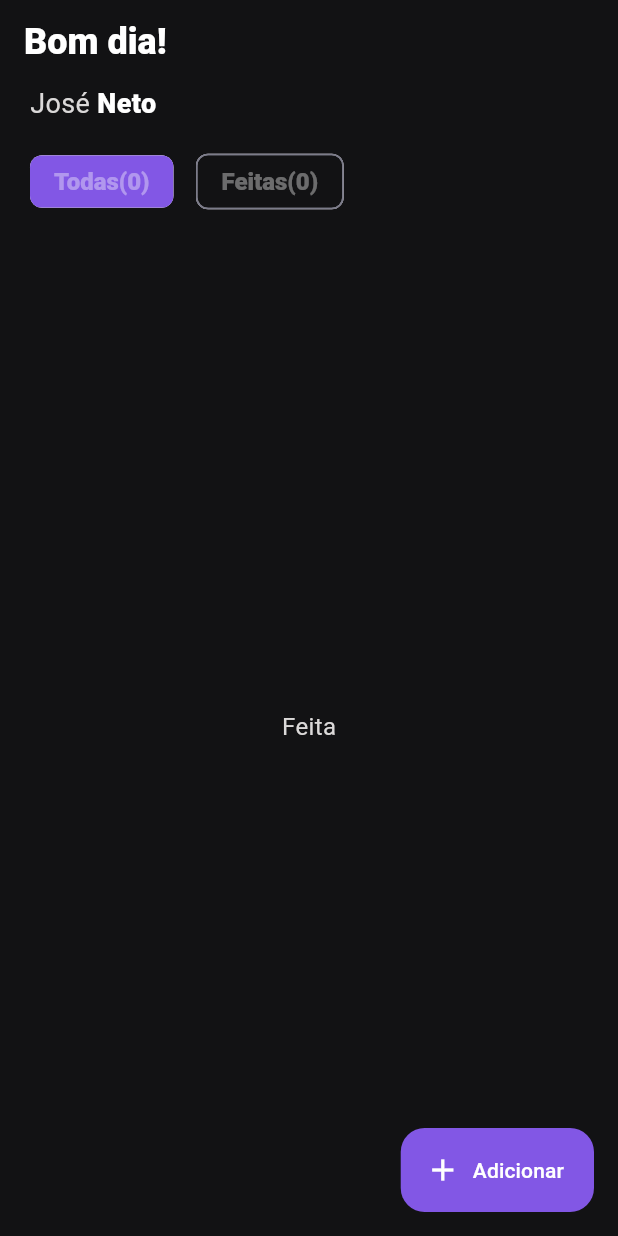
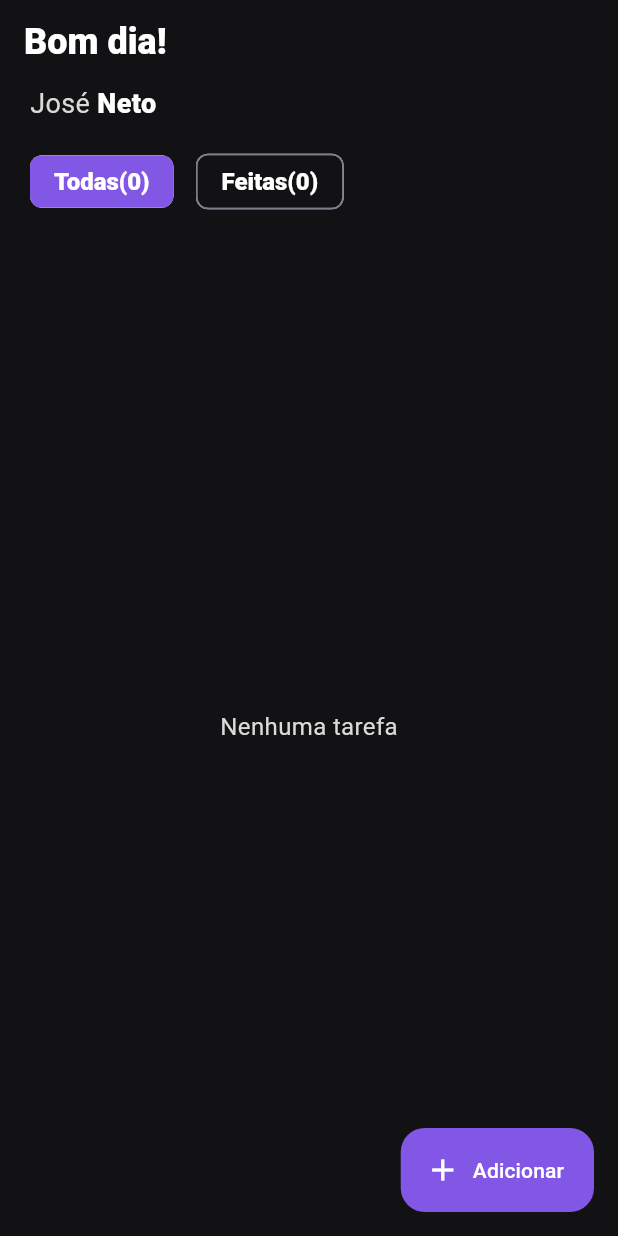
Before and after one commit to josedeneto/todo_app, a Flutter app: the screen it shows after launch, swiped to page 2, on a phone screen of 412 x 824 dp. Run offline on Flutter 3.47's test engine with Material 2 defaults, Android fonts, the phone set to English and light mode, and no system bars.

Commit message:
Adicionei estilo na data e criei novo consumer que consumirá a lista das tarefas feitas

```diff
--- a/lib/app/utils/colors/app_color.dart
+++ b/lib/app/utils/colors/app_color.dart
@@ -16,5 +16,6 @@ class AppColor {
    static const selectedColor = Color.fromARGB(255, 80, 77, 77);
    static const selectTile = Color.fromARGB(251, 27, 26, 27);
   static const hourColor =  Color.fromARGB(129, 63, 42, 110);
+  static const dayOverlayColor = Color.fromARGB(28, 130, 87, 229);
 
 }
--- a/lib/app/utils/theme/app_theme.dart
+++ b/lib/app/utils/theme/app_theme.dart
@@ -33,7 +33,7 @@ class AppTheme {
         chipTheme: ChipThemeData(
           selectedColor: AppColor.secondary,
           checkmarkColor: AppColor.white,
-          disabledColor: AppColor.background,
+          backgroundColor: AppColor.background,
           labelStyle: AppTypography.boldText!.copyWith(
             fontSize: 16,
           ),
@@ -59,6 +59,10 @@ class AppTheme {
         datePickerTheme: DatePickerThemeData(
           backgroundColor: AppColor.border,
           dividerColor: AppColor.grey,
+          dayForegroundColor: const MaterialStatePropertyAll(AppColor.white),
+          dayOverlayColor:
+              const MaterialStatePropertyAll(AppColor.dayOverlayColor),
+          headerForegroundColor: AppColor.white,
           headerBackgroundColor: AppColor.secondary,
           weekdayStyle: const TextStyle(color: AppColor.white),
         ),
--- a/lib/app/views/home/home_page.dart
+++ b/lib/app/views/home/home_page.dart
@@ -24,6 +24,7 @@ class _HomePageState extends State<HomePage> with AlertsDialog, Greeting {
   final hourFormati = DateFormat('H:mm').format(DateTime.now());
 
   late String saudacoes = greeting(hourFormati);
+  final pageController = PageController(initialPage: 0);
 
   @override
   Widget build(BuildContext context) {
@@ -71,8 +72,13 @@ class _HomePageState extends State<HomePage> with AlertsDialog, Greeting {
                 FilterChipComponent(
                   title: 'Todas',
                   todos: context.read<HomeController>().todos.length,
-                  function: null,
-                  isSelected: true,
+                  function: (value) {
+                    context.read<HomeController>().toggleChip(value);
+                    pageController.previousPage(
+                        duration: const Duration(seconds: 1),
+                        curve: Curves.ease);
+                  },
+                  isSelected: context.watch<HomeController>().isSelected,
                 ),
                 const SizedBox(
                   width: 15,
@@ -80,13 +86,21 @@ class _HomePageState extends State<HomePage> with AlertsDialog, Greeting {
                 FilterChipComponent(
                   title: 'Feitas',
                   todos: context.read<HomeController>().done.length,
-                  function: null,
-                  isSelected: false,
+                  function: (value) {
+                    context.read<HomeController>().toggleChip(value);
+                    pageController.nextPage(
+                      duration: const Duration(seconds: 1),
+                      curve: Curves.ease,
+                    );
+                  },
+                  isSelected: !context.watch<HomeController>().isSelected,
                 ),
               ],
             ),
             Expanded(
               child: PageView(
+                physics: const NeverScrollableScrollPhysics(),
+                controller: pageController,
                 children: [
                   Column(
                     crossAxisAlignment: CrossAxisAlignment.start,
@@ -224,7 +238,31 @@ class _HomePageState extends State<HomePage> with AlertsDialog, Greeting {
                             ),
                     ],
                   ),
-                  const Center(child: Text('Feita'))
+                  context.watch<HomeController>().done.isEmpty
+                      ? const Center(
+                          child:  Text('Nenhuma tarefa'),
+                        )
+                      : Column(
+                          crossAxisAlignment: CrossAxisAlignment.start,
+                          children: [
+                           const  Row(
+                              mainAxisAlignment: MainAxisAlignment.spaceBetween,
+                              children:  [
+                                Text('Tarefas feitas'),
+                                Icon(Icons.more_horiz)
+                              ],
+                            ),
+                            Consumer<HomeController>(builder: (_, doney, child) {
+                              return Expanded(
+                                child: ListView.builder(itemBuilder: (_, d) {
+                                  return ListTile(
+                                    title: Text(doney.done[d].title),
+                                  );
+                                }),
+                              );
+                            })
+                          ],
+                        )
                 ],
               ),
             )
```
Also changed, not shown: lib/app/views/home/controller/home_controller.dart (+11 -1 lines).
